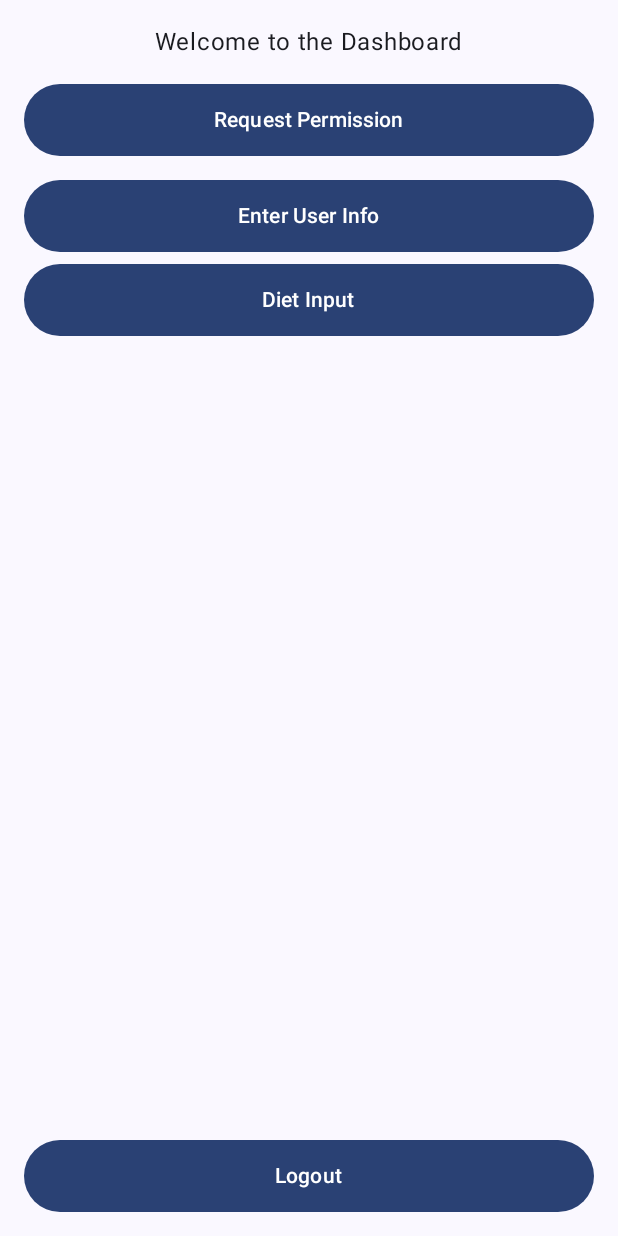
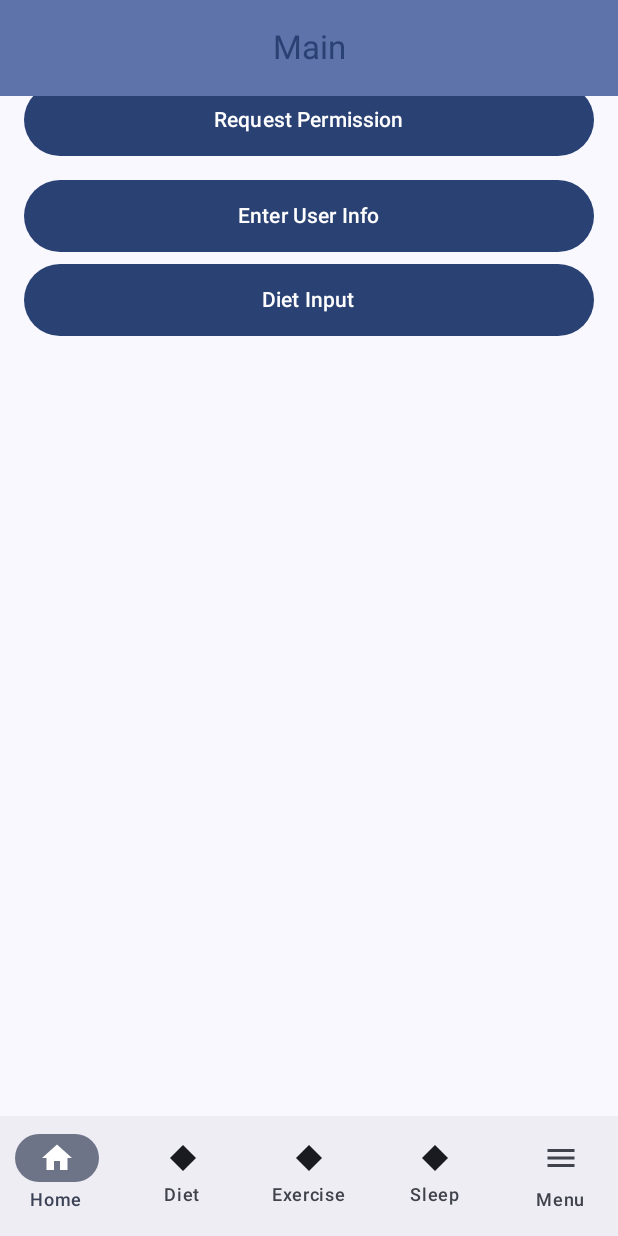
Before and after one commit to zwldarren/CS125_Group50, an Android app built with Jetpack Compose: the DashboardScreen screen opened through its navigation route, on a phone screen of 412 x 824 dp. Run offline under Robolectric (Android 15) with nearby library versions, the phone set to English and light mode, and no system bars; our stand-ins replace Firebase (no records; nobody signed in at launch, a user with empty details on screens opened directly); libraries missing offline, so code that uses them is left out: androidx.health.connect; 4 statements that could not run were skipped.

Commit message:
finish writing top bar and bottom bar. The addition has not been completed because of missing pages.

```diff
--- a/app/build.gradle.kts
+++ b/app/build.gradle.kts
@@ -112,4 +112,12 @@ dependencies {
     androidTestImplementation("androidx.compose.ui:ui-test-junit4")
     debugImplementation("androidx.compose.ui:ui-tooling")
     debugImplementation("androidx.compose.ui:ui-test-manifest")
+    implementation("androidx.compose.ui:ui:1.6.2")
+    implementation("androidx.compose.material3:material3:1.2.0")
+    debugImplementation("androidx.compose.ui:ui-tooling:1.6.2")
+    implementation("androidx.compose.runtime:runtime-livedata:1.6.2")
+    implementation("androidx.navigation:navigation-compose:2.7.7")
+    implementation("androidx.activity:activity-compose:1.8.2")
+    implementation("androidx.lifecycle:lifecycle-viewmodel-compose:2.7.0")
+    implementation("androidx.compose.material:material:1.6.1")
 }
--- a/app/src/main/java/com/cs125/group50/nav/AppNavigation.kt
+++ b/app/src/main/java/com/cs125/group50/nav/AppNavigation.kt
@@ -1,7 +1,28 @@
 package com.cs125.group50.nav
 
+import android.content.Context
+import androidx.compose.foundation.Canvas
+import androidx.compose.foundation.layout.PaddingValues
+import androidx.compose.foundation.layout.size
+import androidx.compose.material.icons.Icons
+import androidx.compose.material.icons.filled.Home
+import androidx.compose.material.icons.filled.Menu
+import androidx.compose.material3.CenterAlignedTopAppBar
+import androidx.compose.material3.ExperimentalMaterial3Api
+import androidx.compose.material3.Icon
+import androidx.compose.material3.MaterialTheme
+import androidx.compose.material3.NavigationBar
+import androidx.compose.material3.NavigationBarItem
+import androidx.compose.material3.Scaffold
+import androidx.compose.material3.Text
+import androidx.compose.material3.TopAppBarDefaults
 import androidx.compose.runtime.Composable
+import androidx.compose.ui.Modifier
+import androidx.compose.ui.graphics.Path
+import androidx.compose.ui.graphics.vector.ImageVector
 import androidx.compose.ui.platform.LocalContext
+import androidx.compose.ui.text.style.TextOverflow
+import androidx.compose.ui.unit.dp
 import androidx.navigation.NavHostController
 import androidx.navigation.compose.NavHost
 import androidx.navigation.compose.composable
@@ -10,6 +31,7 @@ import com.cs125.group50.screens.LoginScreen
 import com.cs125.group50.screens.UserInfoInputScreen
 import com.google.firebase.auth.FirebaseAuth
 import com.cs125.group50.screens.DietInputScreen
+import com.cs125.group50.screens.ScrollContent
 
 @Composable
 fun AppNavigation(navController: NavHostController, isUserLoggedIn: Boolean) {
@@ -43,3 +65,97 @@ fun AppNavigation(navController: NavHostController, isUserLoggedIn: Boolean) {
         }
     }
 }
+
+@OptIn(ExperimentalMaterial3Api::class)
+@Composable
+fun BaseScreen(navController: NavHostController,
+               screenTitle: String,
+               content: @Composable (PaddingValues) -> Unit
+) {
+    Scaffold(
+        topBar = {
+            CenterAlignedTopAppBar(
+                colors = TopAppBarDefaults.topAppBarColors(
+                    containerColor = MaterialTheme.colorScheme.primaryContainer,
+                    titleContentColor = MaterialTheme.colorScheme.primary,
+                ),
+                title = {
+                    Text(
+                        text = screenTitle,
+                        maxLines = 1,
+                        overflow = TextOverflow.Ellipsis
+                    )
+                },
+            )
+        },
+        bottomBar = {
+            BottomNavigation(navController = navController)
+        }
+    ) { innerPadding ->
+        content(innerPadding)
+    }
+}
+
+
+data class BottomNavItem(
+    val title: String,
+    val icon: ImageVector?,
+    val route: String
+)
+@Composable
+fun BottomNavigation(navController: NavHostController) {
+    val items = listOf(
+        BottomNavItem("Home", Icons.Filled.Home, "dashboard"),
+        BottomNavItem("Diet", null, "dietInput"), // 圆形
+        BottomNavItem("Exercise", null, "exercise"), // 正方形
+        BottomNavItem("Sleep", null, "sleep"), // 三角形
+        BottomNavItem("Menu", Icons.Filled.Menu, "menu")
+    )
+    NavigationBar {
+        val currentRoute = navController.currentDestination?.route
+        items.forEach { item ->
+            NavigationBarItem(
+                icon = {
+                    when (item.title) {
+                        "Diet" -> DrawDiamondIcon()
+                        "Exercise" -> DrawDiamondIcon()
+                        "Sleep" -> DrawDiamondIcon()
+                        else -> item.icon?.let { Icon(it, contentDescription = item.title) }
+                    }
+                },
+                label = { Text(item.title) },
+                selected = item.route == currentRoute,
+                onClick = {
+                    navController.navigate(item.route) {
+                        // 当导航到一个新的目的地时，清空回退栈直到第一个目的地
+                        popUpTo(navController.graph.startDestinationId) {
+                            saveState = true
+                        }
+                        // 避免创建目的地的多个实例
+                        launchSingleTop = true
+                        // 恢复状态
+                        restoreState = true
+                    }
+                }
+            )
+        }
+    }
+}
+
+@Composable
+fun DrawDiamondIcon() {
+    val iconColor = MaterialTheme.colorScheme.onSurface
+    Canvas(modifier = Modifier.size(17.dp)) {
+        val path = Path().apply {
+            moveTo(size.width / 2f, 0f)
+            lineTo(size.width, size.height / 2f)
+            lineTo(size.width / 2f, size.height)
+            lineTo(0f, size.height / 2f)
+            close()
+        }
+        drawPath(
+            path = path,
+            color = iconColor
+        )
+    }
+}
--- a/app/src/main/java/com/cs125/group50/screens/DashboardScreen.kt
+++ b/app/src/main/java/com/cs125/group50/screens/DashboardScreen.kt
@@ -10,6 +10,7 @@ import androidx.compose.foundation.layout.fillMaxWidth
 import androidx.compose.foundation.layout.height
 import androidx.compose.foundation.layout.padding
 import androidx.compose.material3.Button
+import androidx.compose.material3.ExperimentalMaterial3Api
 import androidx.compose.material3.Text
 import androidx.compose.runtime.Composable
 import androidx.compose.runtime.collectAsState
@@ -22,11 +23,25 @@ import androidx.navigation.NavHostController
 import com.cs125.group50.viewmodel.DashboardViewModel
 import com.cs125.group50.viewmodel.DashboardViewModelFactory
 import com.google.firebase.auth.FirebaseAuth
+import com.cs125.group50.nav.BaseScreen
+
+@OptIn(ExperimentalMaterial3Api::class)
+@Composable
+fun DashboardScreen(navController: NavHostController, context: Context) {
+    BaseScreen(
+        navController = navController,
+        screenTitle = "Main",
+        content = {
+            ScrollContent(navController, context)
+        }
+    )
+}
 
 @Composable
-fun DashboardScreen(navController: NavHostController, context: Context) {
+fun ScrollContent(navController: NavHostController, context: Context) {
     val factory = DashboardViewModelFactory(context)
     val dashboardViewModel: DashboardViewModel = viewModel(factory = factory)
+    val bottomItems = listOf("Main", "Diet", "Sleep", "Exercise", "Menu")
 
     val hasAllPermissions = dashboardViewModel.hasAllPermissions.collectAsState()
     val permissionLauncher = rememberLauncherForActivityResult(
--- a/app/src/main/java/com/cs125/group50/screens/DietInputScreen.kt
+++ b/app/src/main/java/com/cs125/group50/screens/DietInputScreen.kt
@@ -1,7 +1,5 @@
 package com.cs125.group50.screens
 
-import android.content.Context
-import android.widget.Toast
 import androidx.compose.foundation.layout.*
 import androidx.compose.material3.*
 import androidx.compose.runtime.*
```
